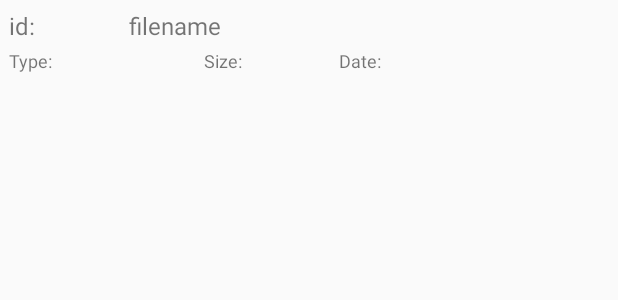
After one commit to sebastianrakel/fb-client-android, an Android app: the layout history_listview_item.xml on its own in the app's theme, with its tools: preview values and no code run, on a phone screen of 412 x 824 dp. The commit adds this screen. Shown: the top 300 px of the screen. Run offline under Robolectric (Android 15) with nearby library versions, the phone set to English and light mode, and no system bars.

Commit message:
history layout

```diff
--- a/app/src/main/res/layout/fragment_history_list.xml
+++ b/app/src/main/res/layout/fragment_history_list.xml
@@ -8,5 +8,4 @@
 
     <TextView android:id="@android:id/empty" android:layout_width="match_parent"
         android:layout_height="match_parent" android:gravity="center" />
-
 </FrameLayout>
--- /dev/null
+++ b/app/src/main/res/layout/history_listview_item.xml
@@ -0,0 +1,62 @@
+<RelativeLayout xmlns:android="http://schemas.android.com/apk/res/android"
+    android:layout_width="fill_parent"
+    android:layout_height="?android:attr/listPreferredItemHeight"
+    android:padding="6dip" >
+
+    <TextView
+        android:id="@+id/id"
+        android:layout_width="80dip"
+        android:layout_height="wrap_content"
+        android:layout_alignParentTop="true"
+        android:layout_alignWithParentIfMissing="true"
+        android:gravity="center_vertical"
+        android:text="id:"
+        android:textSize="16sp" />
+
+    <TextView
+        android:id="@+id/filename"
+        android:layout_width="fill_parent"
+        android:layout_height="wrap_content"
+        android:layout_alignParentRight="true"
+        android:layout_alignParentTop="true"
+        android:layout_alignWithParentIfMissing="true"
+        android:layout_toRightOf="@+id/id"
+        android:gravity="center_vertical"
+        android:text="filename"
+        android:textSize="16sp" />
+
+    <TextView
+        android:id="@+id/mimetype"
+        android:layout_width="130dip"
+        android:layout_height="26dip"
+        android:layout_alignParentBottom="true"
+        android:ellipsize="marquee"
+        android:singleLine="true"
+        android:text="Type: "
+        android:textSize="12sp" />
+
+    <TextView
+        android:id="@+id/filesize"
+        android:layout_width="90dip"
+        android:layout_height="26dip"
+        android:layout_alignParentBottom="true"
+        android:layout_toRightOf="@id/mimetype"
+        android:ellipsize="marquee"
+        android:singleLine="true"
+        android:text="Size: "
+        android:textSize="12sp" />
+
+    <TextView
+        android:id="@+id/date"
+        android:layout_width="150dip"
+        android:layout_height="26dip"
+        android:layout_alignParentBottom="true"
+        android:layout_toRightOf="@id/filesize"
+        android:ellipsize="marquee"
+        android:singleLine="true"
+        android:text="Date: "
+        android:textSize="12sp" />
+
+
+
+</RelativeLayout>
```
Also changed, not shown: app/src/main/java/eu/devunit/fb_client/HistoryArrayAdapter.java (added, +52 -0 lines), app/src/main/java/eu/devunit/fb_client/HistoryFragment.java (+30 -13 lines), app/src/main/java/eu/devunit/fb_client/filebin/HistoryItem.java (+16 -3 lines), app/src/main/res/layout/fragment_history_grid.xml (deleted, +0 -12 lines), app/src/main/res/values-large/refs.xml (+0 -8 lines), app/src/main/res/values-sw600dp/refs.xml (+0 -8 lines), 4 other files.
